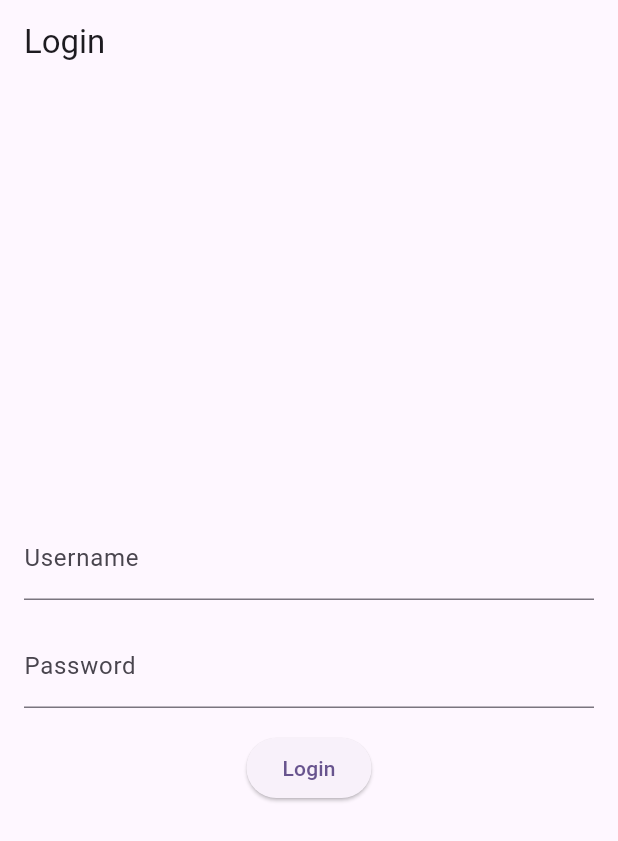
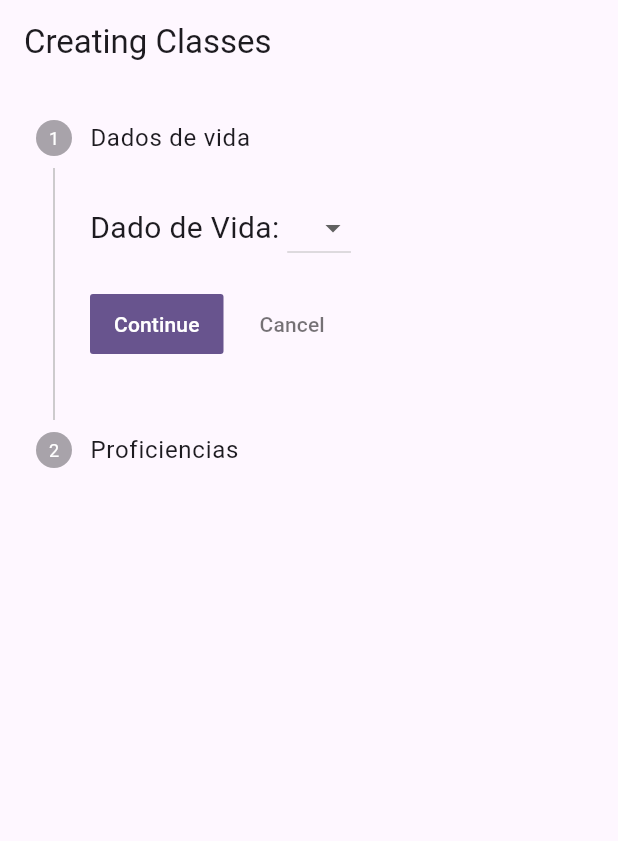
Before and after one commit to jonathastfm/ezio_projects, a Flutter app: the screen it shows after launch, on a phone screen of 412 x 824 dp. Shown: the top 841 px of the screen. Run offline on Flutter 3.47's test engine with Material 3 defaults, Android fonts, the phone set to English and light mode, and no system bars; our stand-ins replace cloud_firestore, firebase_core; accounts and stored records are empty.

```diff
--- /dev/null
+++ b/com_ezio_osrpjas/lib/pages/Creating_Classes.dart
@@ -0,0 +1,106 @@
+import 'package:cloud_firestore/cloud_firestore.dart';
+import 'package:flutter/material.dart';
+
+class Creating_Classes extends StatefulWidget {
+  const Creating_Classes({super.key});
+
+  @override
+
+
+  State<Creating_Classes> createState() => _Creating_ClassesState();
+}
+
+class _Creating_ClassesState extends State<Creating_Classes> {
+
+  FirebaseFirestore firestore = FirebaseFirestore.instance;
+
+  int _currentStep = 0;
+  List<int> vida = [];
+
+  List<String> Armaduras = ["Armaduras leves", "Armaduras medias", "Armaduras pesadas", "Escudos"];
+
+
+  List<String> Proficiencias_escolhidas = [];
+
+  @override
+  Widget build(BuildContext context) {
+    return Scaffold(
+      appBar: AppBar(
+        title: Text('Creating Classes'),
+      ),
+      body: Stepper(
+        currentStep: _currentStep,
+        onStepContinue: () {
+          if (_currentStep < 2) {
+            setState(() {
+              _currentStep += 1;
+            });
+          }
+        },
+        onStepCancel: () {
+          if (_currentStep > 0) {
+            setState(() {
+              _currentStep -= 1;
+            });
+          }
+        },
+        steps: <Step>[
+          Step(
+            title: const Text('Dados de vida'),
+            content: Row(
+              children: [
+                Text("Dado de Vida: ", style: TextStyle(fontSize: 20),),
+                DropdownButton<int>(
+                  value: vida.isEmpty ? null : vida[0],
+                  items: List.generate(4, (index) => (index*2)+6).map((int value) {
+                    return DropdownMenuItem<int>(
+                      value: value,
+                      child: Text(value.toString()),
+                    );
+                  }).toList(),
+                  onChanged: (int? value) {
+                    setState(() {
+                      vida.clear();
+                      vida.add(value!);
+                    });
+                  },
+                ),
+              ],
+            ),
+
+          ),
+
+          Step(
+            title: const Text('Proficiencias'),
+            content: Column(
+              children: [
+                Text("Armaduras",   style: TextStyle(fontSize: 20),),
+
+                ListView.builder(
+                  shrinkWrap: true,
+                  itemCount: Armaduras.length,
+                  itemBuilder: (context, index){
+                    return CheckboxListTile(
+                      title: Text(Armaduras[index]),
+                      value: Proficiencias_escolhidas.contains(Armaduras[index]),
+                      onChanged: (value){
+                        setState(() {
+                          if(value == true){
+                              Proficiencias_escolhidas.add(Armaduras[index]);
+                          }
+                          else{
+                              Proficiencias_escolhidas.remove(Armaduras[index]);
+                          }
+                        });
+                      },
+                    );
+                  },
+                ),
+              ],
+            ),
+          ),
+        ]
+      )
+    );
+  }
+}
--- a/com_ezio_osrpjas/pubspec.yaml
+++ b/com_ezio_osrpjas/pubspec.yaml
@@ -60,7 +60,7 @@ flutter:
   uses-material-design: true
 
   # To add assets to your application, add an assets section, like this:
-  assets:
+  # assets:
   #   - images/a_dot_burr.jpeg
   #   - images/a_dot_ham.jpeg
 
```
Also changed, not shown: com_ezio_osrpjas/lib/main.dart (+3 -99 lines), com_ezio_osrpjas/lib/pages/LoginScreen.dart (renamed from com_ezio_osrpjas/lib/pages/menu.dart, +18 -8 lines).
